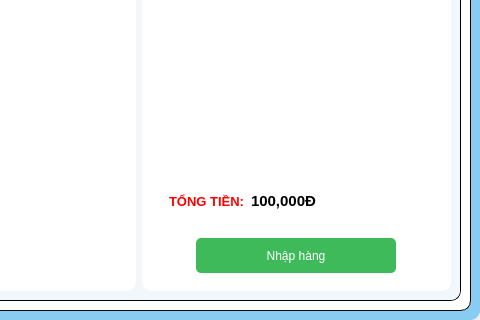
yuukun123/bakery-management-system, file UI/forms/manager/manager_main_screen.ui: the form before one commit; both pictures show x 893 to 1373 and y 505 to 825 of the 1373 by 825 pixel window.
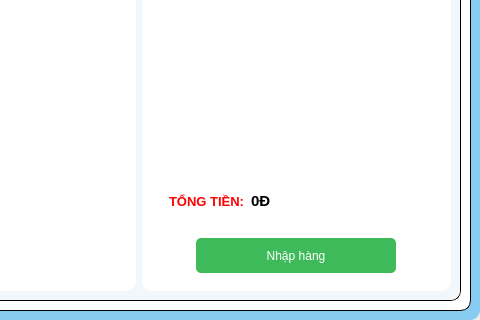
The form after the commit. Icons and pictures are not drawn.

Diff of the .ui file:
```diff
--- a/UI/forms/manager/manager_main_screen.ui
+++ b/UI/forms/manager/manager_main_screen.ui
@@ -4000,7 +4000,7 @@
                              </font>
                             </property>
                             <property name="text">
-                             <string>100,000Đ</string>
+                             <string>0Đ</string>
                             </property>
                            </widget>
                           </item>
```
Left out of the diff: 58 changed lines with no effect on the pictures.
